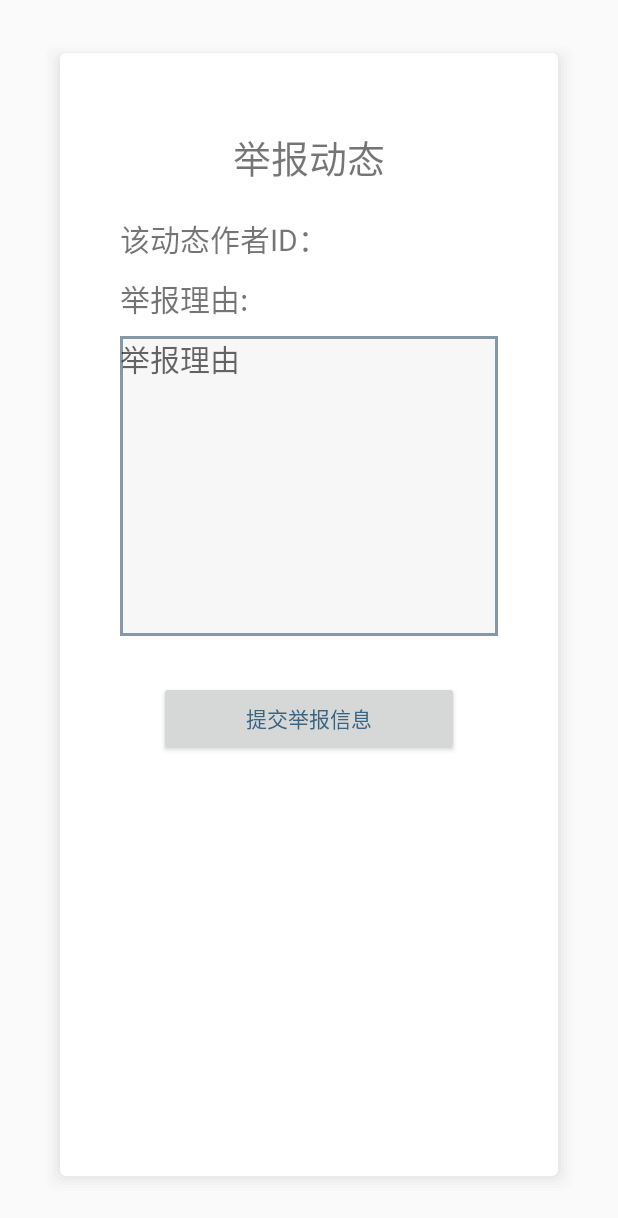
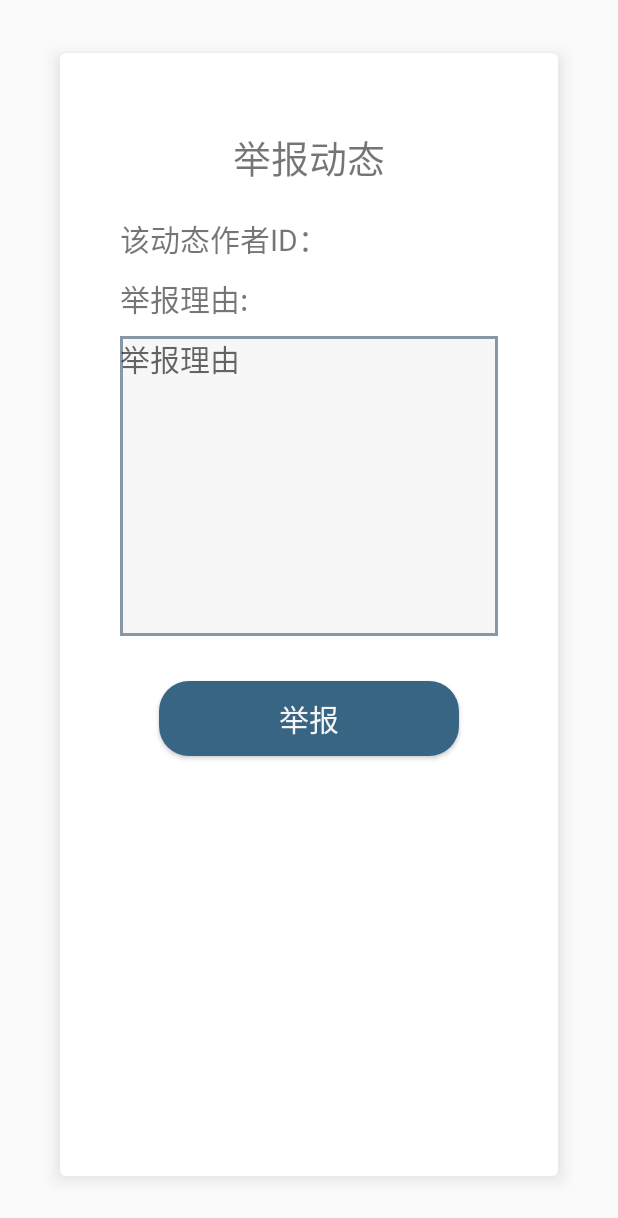
Before and after one commit to jinyu9/TheWorldFantasies, an Android app: the layout activity_report_moment.xml on its own in the app's theme, with its tools: preview values and no code run, on a phone screen of 412 x 824 dp. Shown: the top 1218 px of the screen. Run offline under Robolectric (Android 15) with nearby library versions, the phone set to English and light mode, and no system bars; Roboto replaces fonts that are not available here.

Commit message:
微调界面

```diff
--- a/app/src/main/res/layout/activity_report_moment.xml
+++ b/app/src/main/res/layout/activity_report_moment.xml
@@ -55,8 +55,10 @@
         android:layout_width="200dp"
         android:layout_gravity="center_horizontal"
         android:layout_height="50dp"
-        android:text="提交举报信息"
-        android:textColor="@color/colorAccent"
+        android:background="@drawable/loginbutton"
+        android:text="举报"
+        android:textSize="20sp"
+        android:textColor="@color/base_F5F5F5"
         android:onClick="onClick"
         android:layout_marginTop="30dp"
         android:layout_marginHorizontal="80dp"
--- a/app/src/main/res/layout/activity_report_user.xml
+++ b/app/src/main/res/layout/activity_report_user.xml
@@ -55,8 +55,10 @@
         android:layout_width="200dp"
         android:layout_gravity="center_horizontal"
         android:layout_height="50dp"
-        android:text="提交举报信息"
-        android:textColor="@color/colorAccent"
+        android:background="@drawable/loginbutton"
+        android:text="举报"
+        android:textSize="20sp"
+        android:textColor="@color/base_F5F5F5"
         android:onClick="onClick"
         android:layout_marginTop="30dp"
         android:layout_marginHorizontal="80dp"
--- a/app/src/main/res/layout/activity_splash.xml
+++ b/app/src/main/res/layout/activity_splash.xml
@@ -4,7 +4,7 @@
     xmlns:tools="http://schemas.android.com/tools"
     android:layout_width="match_parent"
     android:layout_height="match_parent"
-    android:background="@drawable/screen"
+    android:background="@drawable/screen2"
     tools:context=".SplashActivity">
 
 </androidx.constraintlayout.widget.ConstraintLayout>
--- a/app/src/main/res/layout/activity_update_info.xml
+++ b/app/src/main/res/layout/activity_update_info.xml
@@ -116,8 +116,10 @@
         android:layout_marginTop="10dp"
         android:layout_marginLeft="5dp"
         android:layout_marginRight="5dp"
+        android:background="@drawable/loginbutton"
         android:text="修改个人信息"
-        android:textColor="#386583"
+        android:textSize="20sp"
+        android:textColor="@color/base_F5F5F5"
         android:gravity="center"
         android:onClick="onClick"
         android:layout_marginHorizontal="80dp"
```
Also changed, not shown: app/src/main/res/drawable/screen2.jpg (added).
